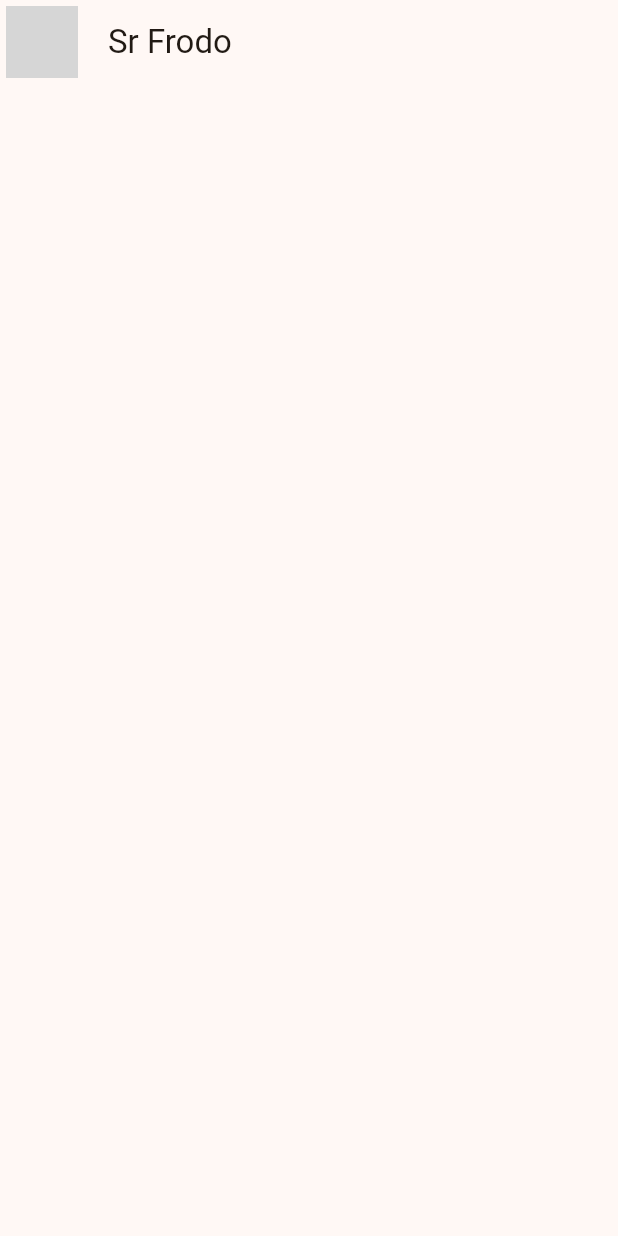
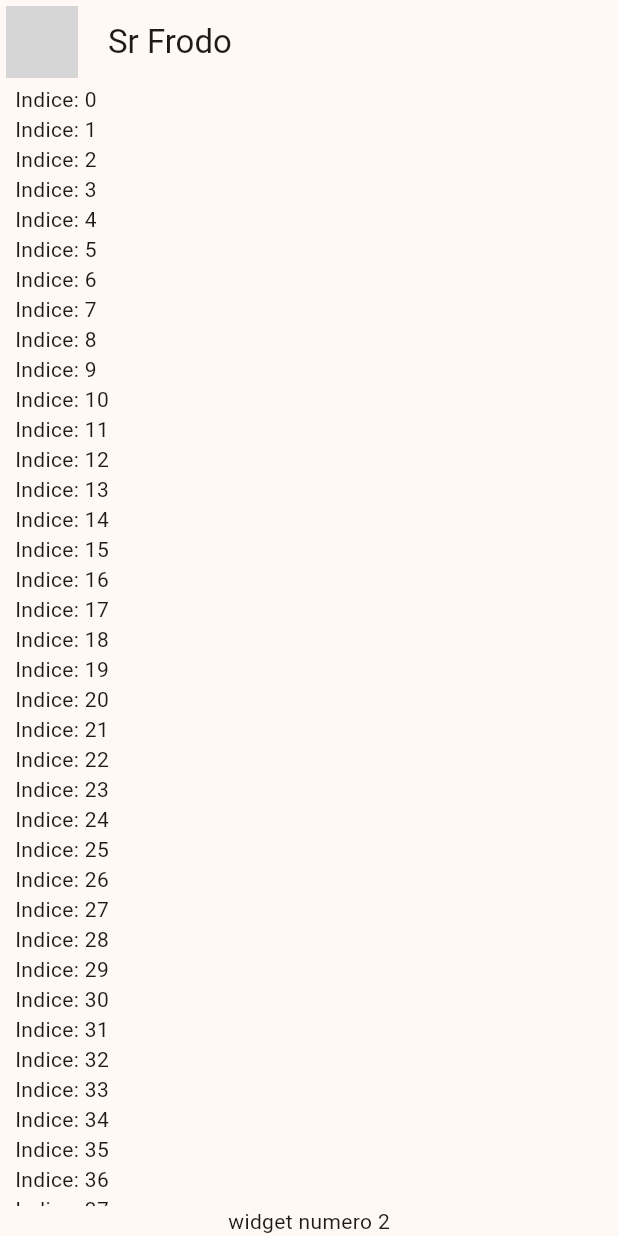
Before and after one commit to Auliorp/SecondApp-Chat-Flutter, a Flutter app: the screen it shows after launch, on a phone screen of 412 x 824 dp. Run offline on Flutter 3.47's test engine with Material 3 defaults, Android fonts, the phone set to English and light mode, and no system bars; network calls fail; grey boxes are pictures that could not be loaded.

Commit message:
Se creo lista de indices con ayuda del metodo Expanded y List.builder

```diff
--- a/lib/src/chat/chat_screen.dart
+++ b/lib/src/chat/chat_screen.dart
@@ -17,6 +17,31 @@ class ChatScreen extends StatelessWidget {
         title: const Text("Sr Frodo"),
         centerTitle: false,
       ),
+      body: _ChatView(),
     );
   }
 }
+
+class _ChatView extends StatelessWidget {
+  //
+  @override
+  Widget build(BuildContext context) {
+    return SafeArea(
+      child: Padding(
+        padding: const EdgeInsets.symmetric(horizontal: 10),
+        child: Column(
+          children: [
+            Expanded(
+                child: ListView.builder(
+              itemCount: 100,
+              itemBuilder: (context, index) {
+                return Text("Indice: $index");
+              },
+            )),
+            Text("widget numero 2")
+          ],
+        ),
+      ),
+    );
+  }
+}
```
